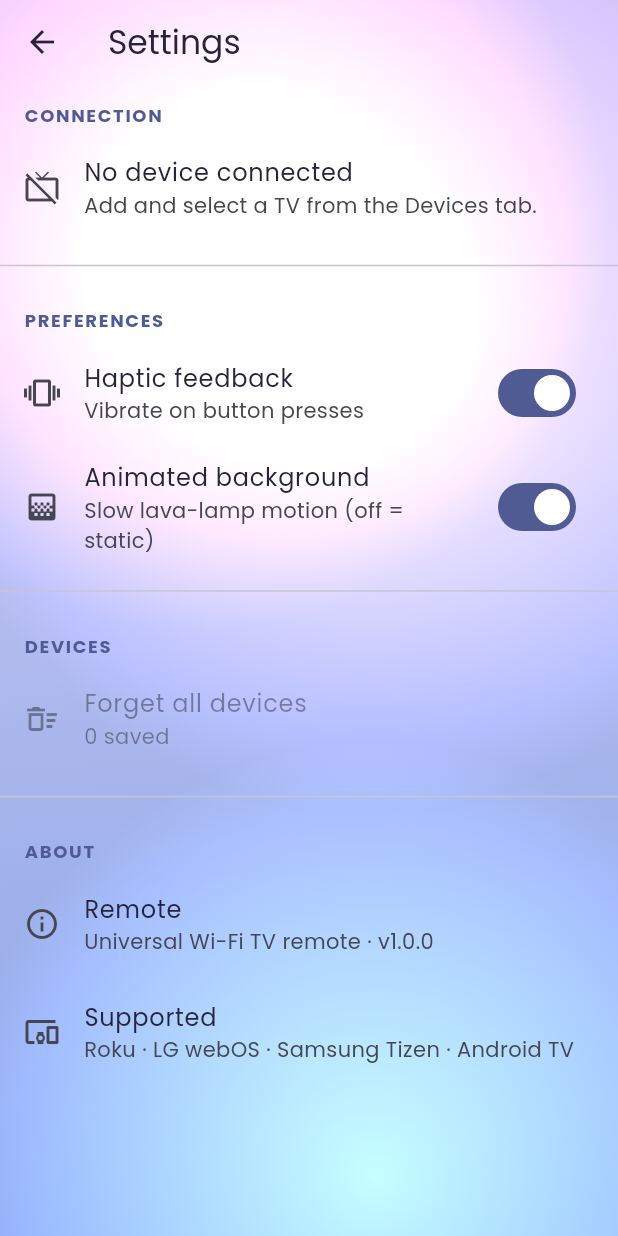
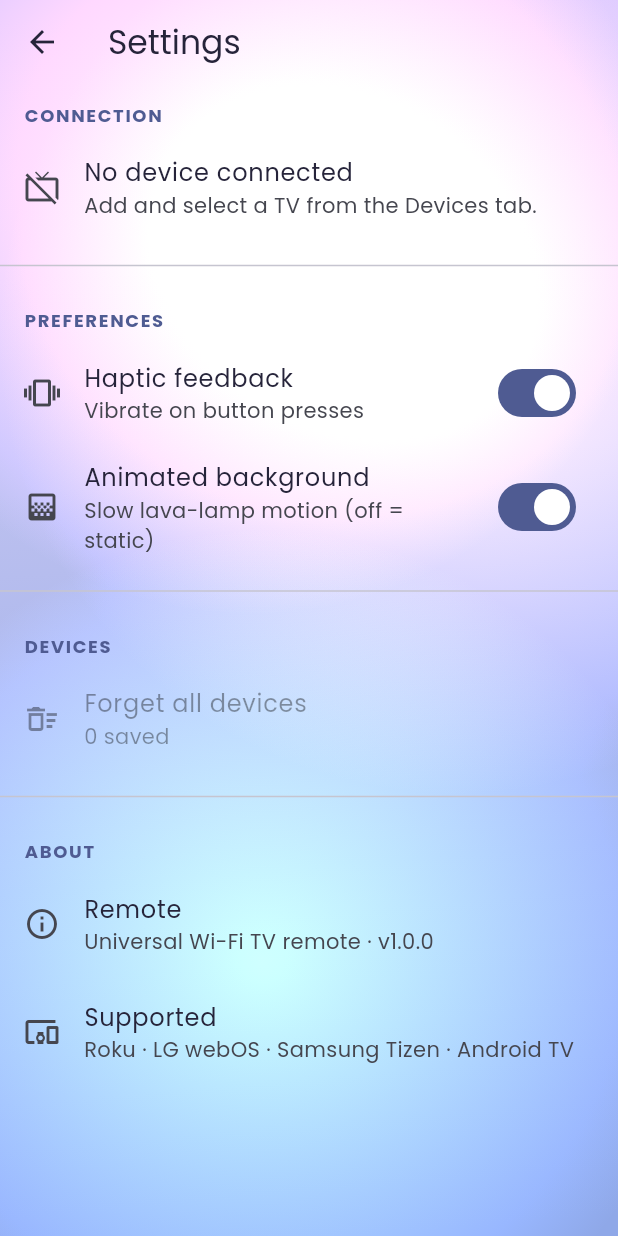
Before and after one commit to Quahhar/RemoteApp, a Flutter app: the screen it shows after launch, after a tap on the "settings" icon, on a phone screen of 412 x 824 dp. Run offline on Flutter 3.47's test engine with Material 3 defaults, Android fonts, the phone set to English and light mode, and no system bars; our stand-ins replace basic_utils, flutter_riverpod, google_fonts, shared_preferences; missing offline and left inert: asn1lib, mqtt_client, network_info_plus, pointycastle.

Commit message:
Fix Hisense pairing, seamless background, and a roomier D-pad
Connect/pair to Hisense/VIDAA TVs:
- resultFromJson now coerces a string result ("1") as well as a number.
  The TV's auth acknowledgement can come back as a string; accepting only
  int silently dropped it, so a correct PIN timed out as "couldn't confirm".
- Every connect failure now reports its real cause (TLS handshake refused,
  socket refused, login rejected, or timeout) instead of a generic message,
  so a live test points straight at the problem. MQTT logging is on in debug
  and incoming TV replies are printed (debug only).
- Client id is now slash-free (some Hisense brokers reject ids with '/').

Lava-lamp background no longer restarts:
- Driven by a free-running Ticker (a monotonic clock) instead of a looping
  controller, with each blob on its own non-harmonic x/y frequencies, so
  there is no loop boundary to snap at. Previously the vertical motion used a
  0.8x factor that didn't complete a whole cycle per loop, causing a visible
  jump every repeat. Only the painter repaints (RepaintBoundary).

D-pad: larger dish (less horizontal inset) and arrows hug the rim, so up/
down/left/right spread wide around the centre OK like a physical remote.

Co-Authored-By: Claude Opus 4.8 <noreply@anthropic.com>

```diff
--- a/lib/ui/screens/remote_screen.dart
+++ b/lib/ui/screens/remote_screen.dart
@@ -35,7 +35,9 @@ class RemoteScreen extends ConsumerWidget {
           ),
           const SizedBox(height: 18),
           Padding(
-            padding: const EdgeInsets.symmetric(horizontal: 80),
+            // A little less inset than before → a larger dish, so the arrows
+            // sit further out toward the rim (more like a physical remote).
+            padding: const EdgeInsets.symmetric(horizontal: 58),
             child: _Dpad(onKey: (k) => pressKey(context, ref, k)),
           ),
           const SizedBox(height: 34),
@@ -179,7 +181,9 @@ class _Dpad extends StatelessWidget {
       return Align(
         alignment: align,
         child: Padding(
-          padding: const EdgeInsets.all(7),
+          // Small inset so each arrow hugs the rim of the dish — spreads the
+          // four arrows wide around the centre OK, like a real remote.
+          padding: const EdgeInsets.all(3),
           child: _PressableCircle(
             diameter: 56,
             onTap: () => onKey(key),
--- a/lib/ui/widgets/lava_lamp_background.dart
+++ b/lib/ui/widgets/lava_lamp_background.dart
@@ -1,6 +1,7 @@
 import 'dart:math' as math;
 
 import 'package:flutter/material.dart';
+import 'package:flutter/scheduler.dart';
 import 'package:flutter_riverpod/flutter_riverpod.dart';
 
 import '../../state/preferences_provider.dart';
@@ -9,6 +10,13 @@ import '../../theme/app_colors.dart';
 /// App-wide background: the static mockup gradient with, by default, a few
 /// large soft blobs drifting slowly like a lava lamp. Users can switch the
 /// motion off in Settings, leaving just the gradient.
+///
+/// The motion is driven by a free-running [Ticker] (a monotonically increasing
+/// clock), not a looping controller, and each blob moves on its own pair of
+/// non-harmonic frequencies. So there is no loop boundary to snap at — the
+/// pattern drifts indefinitely and never visibly restarts. Only the painter
+/// repaints each frame (via the [ValueListenableBuilder] + [RepaintBoundary]),
+/// never the app content layered on top.
 class AppBackground extends ConsumerStatefulWidget {
   const AppBackground({super.key, required this.child});
 
@@ -20,14 +28,19 @@ class AppBackground extends ConsumerStatefulWidget {
 
 class _AppBackgroundState extends ConsumerState<AppBackground>
     with SingleTickerProviderStateMixin {
-  late final AnimationController _controller = AnimationController(
-    vsync: this,
-    duration: const Duration(seconds: 24),
-  );
+  late final Ticker _ticker = createTicker(_onTick);
+
+  /// Elapsed seconds since the ticker started — the painter's only input.
+  final ValueNotifier<double> _seconds = ValueNotifier<double>(0);
+
+  void _onTick(Duration elapsed) {
+    _seconds.value = elapsed.inMicroseconds / Duration.microsecondsPerSecond;
+  }
 
   @override
   void dispose() {
-    _controller.dispose();
+    _ticker.dispose();
+    _seconds.dispose();
     super.dispose();
   }
 
@@ -35,10 +48,10 @@ class _AppBackgroundState extends ConsumerState<AppBackground>
   Widget build(BuildContext context) {
     final animated = ref.watch(animatedBackgroundProvider);
     // Run the ticker only while motion is enabled.
-    if (animated && !_controller.isAnimating) {
-      _controller.repeat();
-    } else if (!animated && _controller.isAnimating) {
-      _controller.stop();
+    if (animated && !_ticker.isActive) {
+      _ticker.start();
+    } else if (!animated && _ticker.isActive) {
+      _ticker.stop();
     }
 
     return Stack(
@@ -50,10 +63,10 @@ class _AppBackgroundState extends ConsumerState<AppBackground>
         ),
         if (animated)
           Positioned.fill(
-            child: AnimatedBuilder(
-              animation: _controller,
-              builder: (_, _) => CustomPaint(
-                painter: _LavaPainter(_controller.value),
+            child: RepaintBoundary(
+              child: ValueListenableBuilder<double>(
+                valueListenable: _seconds,
+                builder: (_, t, _) => CustomPaint(painter: _LavaPainter(t)),
               ),
             ),
           ),
@@ -64,31 +77,56 @@ class _AppBackgroundState extends ConsumerState<AppBackground>
 }
 
 class _Blob {
-  const _Blob(this.color, this.baseX, this.baseY, this.phase, this.radius);
+  const _Blob(
+    this.color,
+    this.baseX,
+    this.baseY,
+    this.ampX,
+    this.ampY,
+    this.freqX,
+    this.freqY,
+    this.phaseX,
+    this.phaseY,
+    this.radius,
+  );
+
   final Color color;
-  final double baseX;
-  final double baseY;
-  final double phase;
+  final double baseX; // centre, fraction of width
+  final double baseY; // centre, fraction of height
+  final double ampX; // drift amplitude, fraction of width
+  final double ampY; // drift amplitude, fraction of height
+  final double freqX; // radians per second
+  final double freqY; // radians per second
+  final double phaseX;
+  final double phaseY;
   final double radius; // fraction of shortest side
 }
 
 class _LavaPainter extends CustomPainter {
   _LavaPainter(this.t);
 
-  final double t; // 0..1
+  final double t; // seconds, monotonically increasing
 
+  // Frequencies are deliberately non-harmonic (no small whole-number ratios),
+  // so the combined motion has no short common period — it never visibly loops.
   static const List<_Blob> _blobs = [
-    _Blob(Color(0xFFE26FC4), 0.25, 0.28, 0.00, 0.66),
-    _Blob(Color(0xFF9A6BF2), 0.78, 0.42, 0.34, 0.74),
-    _Blob(Color(0xFF5E9BF0), 0.50, 0.82, 0.67, 0.70),
+    _Blob(Color(0xFFE26FC4), 0.25, 0.30, 0.16, 0.14, 0.130, 0.171, 0.0, 1.7,
+        0.66),
+    _Blob(Color(0xFF9A6BF2), 0.78, 0.40, 0.15, 0.16, 0.109, 0.193, 2.3, 0.5,
+        0.74),
+    _Blob(Color(0xFF5E9BF0), 0.50, 0.80, 0.17, 0.13, 0.167, 0.121, 4.1, 3.3,
+        0.70),
   ];
 
   @override
   void paint(Canvas canvas, Size size) {
     for (final blob in _blobs) {
-      final angle = 2 * math.pi * (t + blob.phase);
-      final cx = (blob.baseX + 0.18 * math.sin(angle)) * size.width;
-      final cy = (blob.baseY + 0.18 * math.cos(angle * 0.8)) * size.height;
+      final cx =
+          (blob.baseX + blob.ampX * math.sin(t * blob.freqX + blob.phaseX)) *
+              size.width;
+      final cy =
+          (blob.baseY + blob.ampY * math.cos(t * blob.freqY + blob.phaseY)) *
+              size.height;
       final radius = blob.radius * size.shortestSide;
       final paint = Paint()
         ..blendMode = BlendMode.plus
```
Also changed, not shown: lib/controllers/hisense_controller.dart (+62 -8 lines), 1 other file.
